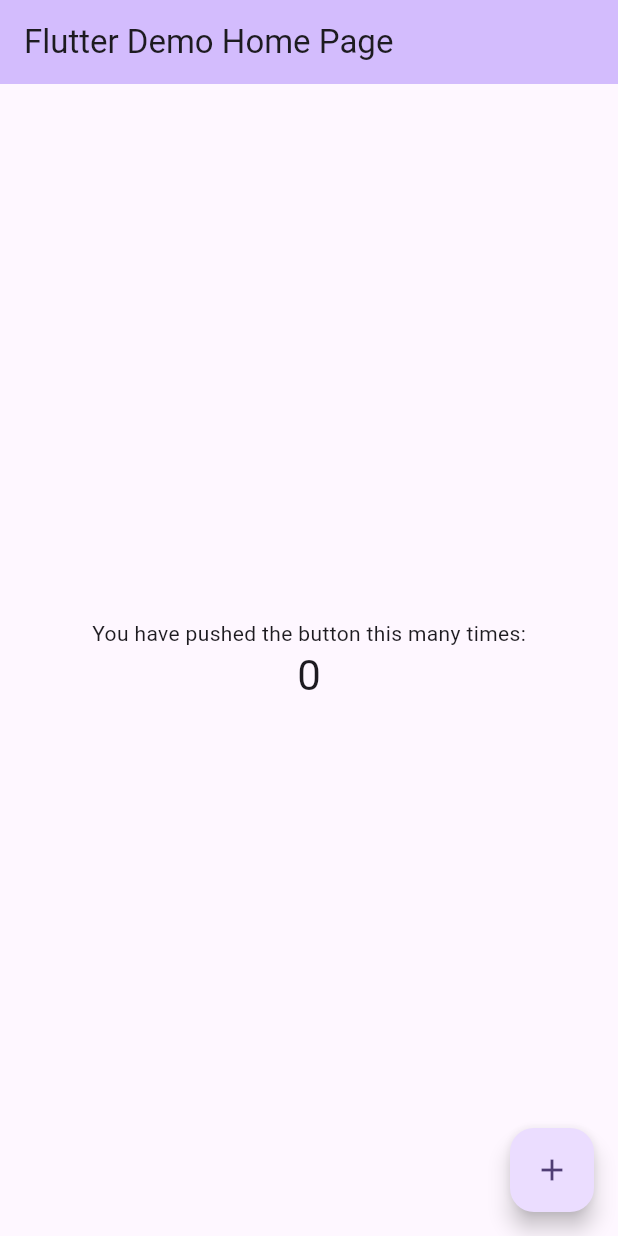
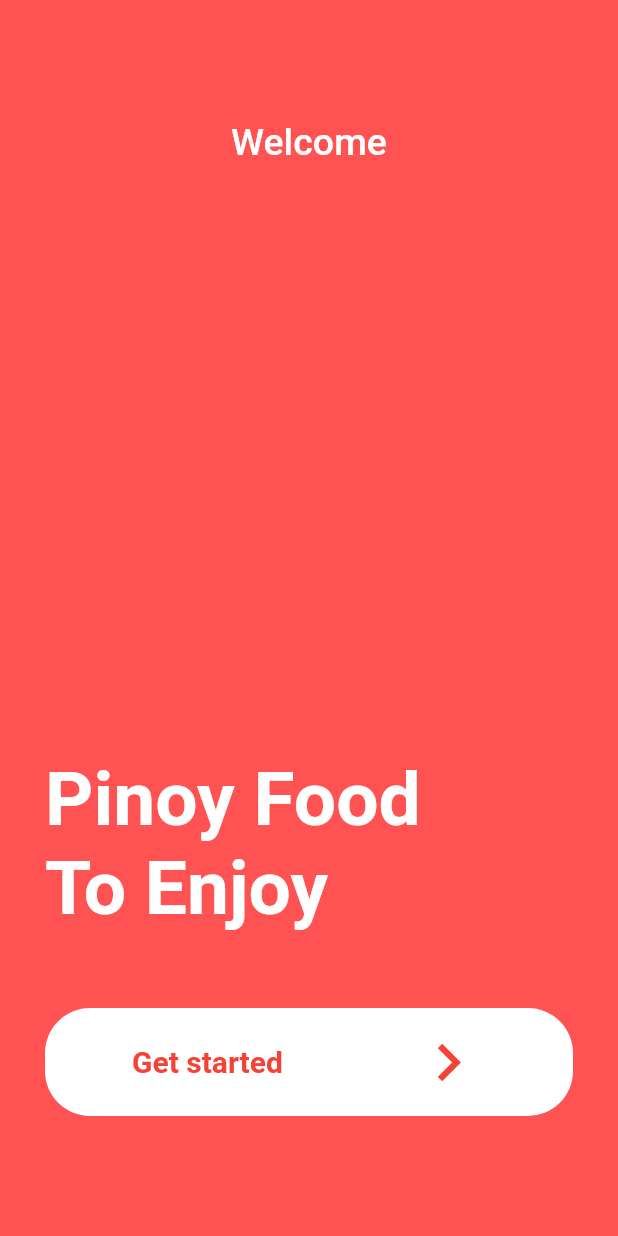
Before and after one commit to RichardCastuera/J-FoDe, a Flutter app: the screen it shows after launch, on a phone screen of 412 x 824 dp. Run offline on Flutter 3.47's test engine with Material 2 defaults, Android fonts, the phone set to English and light mode, and no system bars.

Commit message:
feat(j_fode_app): Created the Welcome Screen

```diff
--- a/j_fode/lib/main.dart
+++ b/j_fode/lib/main.dart
@@ -1,125 +1,18 @@
 import 'package:flutter/material.dart';
+import 'package:j_fode/screens/welcome_screen.dart';
 
 void main() {
   runApp(const MyApp());
 }
 
 class MyApp extends StatelessWidget {
-  const MyApp({super.key});
+  const MyApp({Key? key}) : super(key: key);
 
-  // This widget is the root of your application.
   @override
   Widget build(BuildContext context) {
     return MaterialApp(
-      title: 'Flutter Demo',
-      theme: ThemeData(
-        // This is the theme of your application.
-        //
-        // TRY THIS: Try running your application with "flutter run". You'll see
-        // the application has a blue toolbar. Then, without quitting the app,
-        // try changing the seedColor in the colorScheme below to Colors.green
-        // and then invoke "hot reload" (save your changes or press the "hot
-        // reload" button in a Flutter-supported IDE, or press "r" if you used
-        // the command line to start the app).
-        //
-        // Notice that the counter didn't reset back to zero; the application
-        // state is not lost during the reload. To reset the state, use hot
-        // restart instead.
-        //
-        // This works for code too, not just values: Most code changes can be
-        // tested with just a hot reload.
-        colorScheme: ColorScheme.fromSeed(seedColor: Colors.deepPurple),
-        useMaterial3: true,
-      ),
-      home: const MyHomePage(title: 'Flutter Demo Home Page'),
+      debugShowCheckedModeBanner: false,
+      home: WelcomeScreen(),
     );
   }
 }
-
-class MyHomePage extends StatefulWidget {
-  const MyHomePage({super.key, required this.title});
-
-  // This widget is the home page of your application. It is stateful, meaning
-  // that it has a State object (defined below) that contains fields that affect
-  // how it looks.
-
-  // This class is the configuration for the state. It holds the values (in this
-  // case the title) provided by the parent (in this case the App widget) and
-  // used by the build method of the State. Fields in a Widget subclass are
-  // always marked "final".
-
-  final String title;
-
-  @override
-  State<MyHomePage> createState() => _MyHomePageState();
-}
-
-class _MyHomePageState extends State<MyHomePage> {
-  int _counter = 0;
-
-  void _incrementCounter() {
-    setState(() {
-      // This call to setState tells the Flutter framework that something has
-      // changed in this State, which causes it to rerun the build method below
-      // so that the display can reflect the updated values. If we changed
-      // _counter without calling setState(), then the build method would not be
-      // called again, and so nothing would appear to happen.
-      _counter++;
-    });
-  }
-
-  @override
-  Widget build(BuildContext context) {
-    // This method is rerun every time setState is called, for instance as done
-    // by the _incrementCounter method above.
-    //
-    // The Flutter framework has been optimized to make rerunning build methods
-    // fast, so that you can just rebuild anything that needs updating rather
-    // than having to individually change instances of widgets.
-    return Scaffold(
-      appBar: AppBar(
-        // TRY THIS: Try changing the color here to a specific color (to
-        // Colors.amber, perhaps?) and trigger a hot reload to see the AppBar
-        // change color while the other colors stay the same.
-        backgroundColor: Theme.of(context).colorScheme.inversePrimary,
-        // Here we take the value from the MyHomePage object that was created by
-        // the App.build method, and use it to set our appbar title.
-        title: Text(widget.title),
-      ),
-      body: Center(
-        // Center is a layout widget. It takes a single child and positions it
-        // in the middle of the parent.
-        child: Column(
-          // Column is also a layout widget. It takes a list of children and
-          // arranges them vertically. By default, it sizes itself to fit its
-          // children horizontally, and tries to be as tall as its parent.
-          //
-          // Column has various properties to control how it sizes itself and
-          // how it positions its children. Here we use mainAxisAlignment to
-          // center the children vertically; the main axis here is the vertical
-          // axis because Columns are vertical (the cross axis would be
-          // horizontal).
-          //
-          // TRY THIS: Invoke "debug painting" (choose the "Toggle Debug Paint"
-          // action in the IDE, or press "p" in the console), to see the
-          // wireframe for each widget.
-          mainAxisAlignment: MainAxisAlignment.center,
-          children: <Widget>[
-            const Text(
-              'You have pushed the button this many times:',
-            ),
-            Text(
-              '$_counter',
-              style: Theme.of(context).textTheme.headlineMedium,
-            ),
-          ],
-        ),
-      ),
-      floatingActionButton: FloatingActionButton(
-        onPressed: _incrementCounter,
-        tooltip: 'Increment',
-        child: const Icon(Icons.add),
-      ), // This trailing comma makes auto-formatting nicer for build methods.
-    );
-  }
-}
--- /dev/null
+++ b/j_fode/lib/screens/welcome_screen.dart
@@ -0,0 +1,74 @@
+import 'package:flutter/material.dart';
+
+import '../widgets/text_style.dart';
+
+class WelcomeScreen extends StatelessWidget {
+  const WelcomeScreen({Key? key}) : super(key: key);
+
+  @override
+  Widget build(BuildContext context) {
+    return SafeArea(
+      child: Scaffold(
+        backgroundColor: Colors.redAccent,
+        body: Container(
+          padding: EdgeInsets.symmetric(vertical: 80.0, horizontal: 30.0),
+          child: Column(
+            mainAxisAlignment: MainAxisAlignment.spaceBetween,
+            crossAxisAlignment: CrossAxisAlignment.stretch,
+            children: [
+              Text(
+                'Welcome',
+                textAlign: TextAlign.center,
+                style: TextStyle(
+                  fontSize: 25.0,
+                  color: Colors.white,
+                  fontWeight: FontWeight.w500,
+                ),
+              ),
+              Expanded(
+                child: Column(
+                  crossAxisAlignment: CrossAxisAlignment.start,
+                  mainAxisAlignment: MainAxisAlignment.end,
+                  children: [
+                    welcomeText('Pinoy Food'),
+                    welcomeText('To Enjoy'),
+                  ],
+                ),
+              ),
+              SizedBox(height: 50.0),
+              Center(
+                child: TextButton(
+                  style: ButtonStyle(
+                    backgroundColor: MaterialStatePropertyAll(Colors.white),
+                    shape: MaterialStatePropertyAll(
+                      RoundedRectangleBorder(
+                        borderRadius: BorderRadius.circular(30.0),
+                      ),
+                    ),
+                  ),
+                  onPressed: () {},
+                  child: ListTile(
+                    contentPadding: EdgeInsets.symmetric(horizontal: 50.0),
+                    title: Text(
+                      'Get started',
+                      style: TextStyle(
+                        color: Colors.red,
+                        fontSize: 20.0,
+                        fontWeight: FontWeight.w700,
+                      ),
+                    ),
+                    trailing: Icon(
+                      Icons.keyboard_arrow_right,
+                      color: Colors.red,
+                      size: 50.0,
+                    ),
+                  ),
+                ),
+              ),
+            ],
+          ),
+        ),
+      ),
+    );
+  }
+}
--- /dev/null
+++ b/j_fode/lib/widgets/text_style.dart
@@ -0,0 +1,12 @@
+import 'package:flutter/material.dart';
+
+Text welcomeText(String label) {
+  return Text(
+    label,
+    style: TextStyle(
+      fontSize: 50.0,
+      fontWeight: FontWeight.bold,
+      color: Colors.white,
+    ),
+  );
+}
```
Also changed, not shown: j_fode/lib/screens/sign_up_screen.dart (added).
